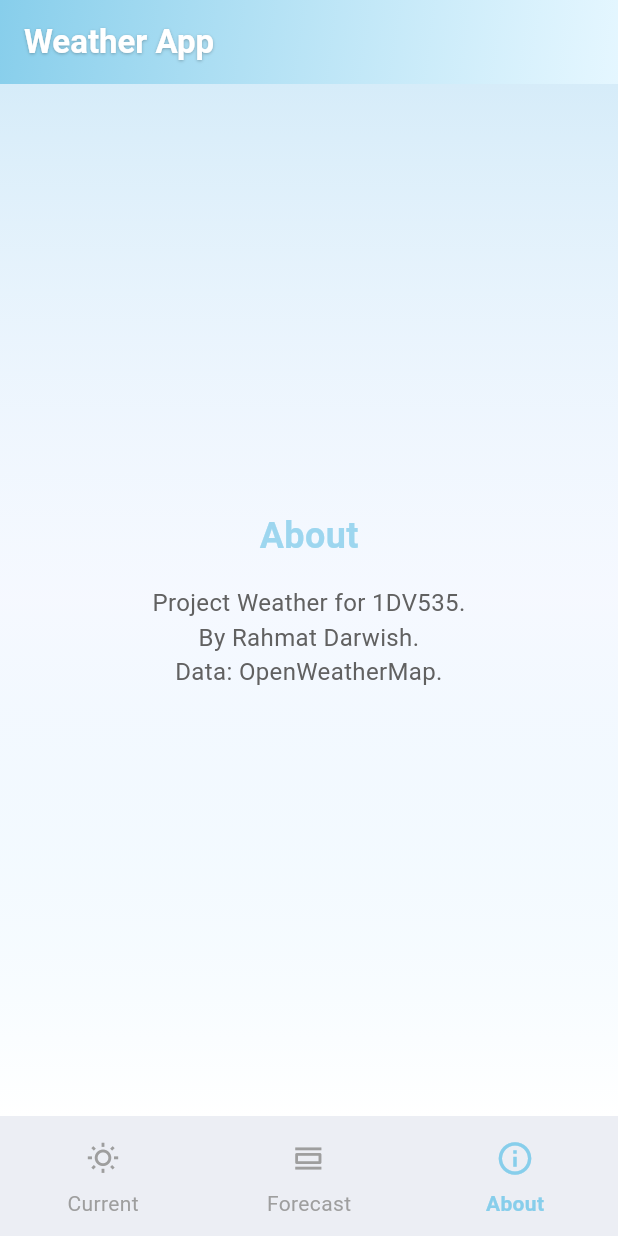
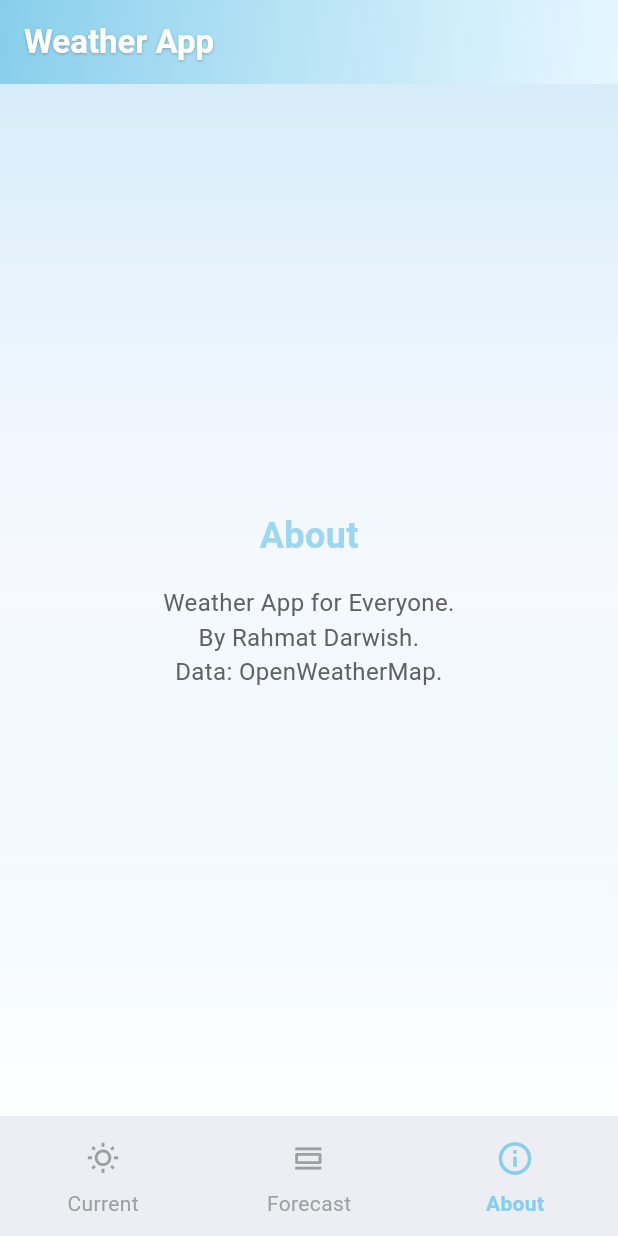
Before and after one commit to RahmatDarwish/Weather_App, a Flutter app: the screen it shows after launch, item 3 of the bottom bar chosen, on a phone screen of 412 x 824 dp. Run offline on Flutter 3.47's test engine with Material 3 defaults, Android fonts, the phone set to English and light mode, and no system bars; our stand-ins replace geolocator.

```diff
--- a/lib/main.dart
+++ b/lib/main.dart
@@ -4,7 +4,7 @@ import 'package:geolocator/geolocator.dart';
 import 'package:http/http.dart' as http;
 import 'package:intl/intl.dart';
 
-const String kOwmKey = "30d2777cece5c31be24351fd3e7f6c0a";
+const String kOwmKey = "YOUR_OPENWEATHERMAP_API_KEY_HERE";
 
 void main() {
   runApp(const WeatherApp());
@@ -525,7 +525,7 @@ class _HomeScreenState extends State<HomeScreen> with TickerProviderStateMixin {
                       child: Opacity(
                         opacity: value,
                         child: Text(
-                          'Project Weather for 1DV535.\nBy Rahmat Darwish.\nData: OpenWeatherMap.',
+                          'Weather App for Everyone.\nBy Rahmat Darwish.\nData: OpenWeatherMap.',
                           textAlign: TextAlign.center,
                           style: TextStyle(
                             color: Colors.grey.shade700,
```
Also changed, not shown: 2 other files.
